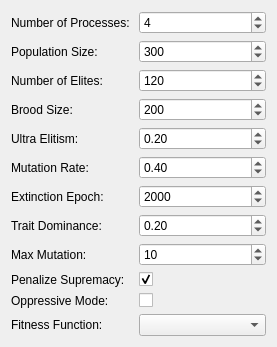
The window that Forms/GeneticSettings.ui (Graveflo/BDO_Enhancement_Tool) describes before a commit, drawn with Qt 5.
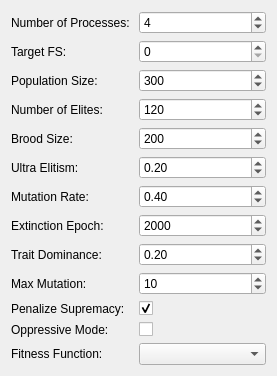
The same window after the commit.

```diff
--- a/Forms/GeneticSettings.ui
+++ b/Forms/GeneticSettings.ui
@@ -7,7 +7,7 @@
     <x>0</x>
     <y>0</y>
     <width>277</width>
-    <height>310</height>
+    <height>336</height>
    </rect>
   </property>
   <property name="sizePolicy">
@@ -20,63 +20,63 @@
    <string>Genetic Algorithm Settings</string>
   </property>
   <layout class="QFormLayout" name="formLayout">
-   <item row="1" column="0">
+   <item row="2" column="0">
     <widget class="QLabel" name="label">
      <property name="text">
       <string>Population Size: </string>
      </property>
     </widget>
    </item>
-   <item row="3" column="0">
+   <item row="4" column="0">
     <widget class="QLabel" name="label_2">
      <property name="text">
       <string>Brood Size: </string>
      </property>
     </widget>
    </item>
-   <item row="4" column="0">
+   <item row="5" column="0">
     <widget class="QLabel" name="label_3">
      <property name="text">
       <string>Ultra Elitism: </string>
      </property>
     </widget>
    </item>
-   <item row="5" column="0">
+   <item row="6" column="0">
     <widget class="QLabel" name="label_4">
      <property name="text">
       <string>Mutation Rate: </string>
      </property>
     </widget>
    </item>
-   <item row="6" column="0">
+   <item row="7" column="0">
     <widget class="QLabel" name="label_5">
      <property name="text">
       <string>Extinction Epoch: </string>
      </property>
     </widget>
    </item>
-   <item row="7" column="0">
+   <item row="8" column="0">
     <widget class="QLabel" name="label_6">
      <property name="text">
       <string>Trait Dominance: </string>
      </property>
     </widget>
    </item>
-   <item row="8" column="0">
+   <item row="9" column="0">
     <widget class="QLabel" name="label_7">
      <property name="text">
       <string>Max Mutation: </string>
      </property>
     </widget>
    </item>
-   <item row="11" column="0">
+   <item row="12" column="0">
     <widget class="QLabel" name="label_8">
      <property name="text">
       <string>Fitness Function: </string>
      </property>
     </widget>
    </item>
-   <item row="1" column="1">
+   <item row="2" column="1">
     <widget class="QSpinBox" name="spinPopulationSize">
      <property name="minimum">
       <number>10</number>
@@ -89,7 +89,7 @@
      </property>
     </widget>
    </item>
-   <item row="3" column="1">
+   <item row="4" column="1">
     <widget class="QSpinBox" name="spinBroodSize">
      <property name="maximum">
       <number>9999999</number>
@@ -99,20 +99,20 @@
      </property>
     </widget>
    </item>
-   <item row="4" column="1">
-    <widget class="QDoubleSpinBox" name="spinUltraElite">
-     <property name="maximum">
-      <double>1.000000000000000</double>
-     </property>
-     <property name="singleStep">
-      <double>0.100000000000000</double>
-     </property>
-     <property name="value">
-      <double>0.200000000000000</double>
-     </property>
-    </widget>
-   </item>
    <item row="5" column="1">
+    <widget class="QDoubleSpinBox" name="spinUltraElite">
+     <property name="maximum">
+      <double>1.000000000000000</double>
+     </property>
+     <property name="singleStep">
+      <double>0.100000000000000</double>
+     </property>
+     <property name="value">
+      <double>0.200000000000000</double>
+     </property>
+    </widget>
+   </item>
+   <item row="6" column="1">
     <widget class="QDoubleSpinBox" name="spinMutationRate">
      <property name="maximum">
       <double>1.000000000000000</double>
@@ -125,7 +125,7 @@
      </property>
     </widget>
    </item>
-   <item row="6" column="1">
+   <item row="7" column="1">
     <widget class="QSpinBox" name="spinExtinctionEpoch">
      <property name="maximum">
       <number>999999999</number>
@@ -135,34 +135,34 @@
      </property>
     </widget>
    </item>
-   <item row="7" column="1">
-    <widget class="QDoubleSpinBox" name="spinTraitDom">
-     <property name="maximum">
-      <double>1.000000000000000</double>
-     </property>
-     <property name="value">
-      <double>0.200000000000000</double>
-     </property>
-    </widget>
-   </item>
    <item row="8" column="1">
+    <widget class="QDoubleSpinBox" name="spinTraitDom">
+     <property name="maximum">
+      <double>1.000000000000000</double>
+     </property>
+     <property name="value">
+      <double>0.200000000000000</double>
+     </property>
+    </widget>
+   </item>
+   <item row="9" column="1">
     <widget class="QSpinBox" name="spinMaxMutation">
      <property name="value">
       <number>10</number>
      </property>
     </widget>
    </item>
-   <item row="11" column="1">
+   <item row="12" column="1">
     <widget class="QComboBox" name="comboFitnessFunction"/>
    </item>
-   <item row="2" column="0">
+   <item row="3" column="0">
     <widget class="QLabel" name="label_9">
      <property name="text">
       <string>Number of Elites: </string>
      </property>
     </widget>
    </item>
-   <item row="2" column="1">
+   <item row="3" column="1">
     <widget class="QSpinBox" name="spinNumElites">
      <property name="maximum">
       <number>999999999</number>
@@ -186,21 +186,21 @@
      </property>
     </widget>
    </item>
-   <item row="9" column="0">
+   <item row="10" column="0">
     <widget class="QLabel" name="label_11">
      <property name="text">
       <string>Penalize Supremacy: </string>
      </property>
     </widget>
    </item>
-   <item row="10" column="0">
+   <item row="11" column="0">
     <widget class="QLabel" name="label_12">
      <property name="text">
       <string>Oppressive Mode: </string>
      </property>
     </widget>
    </item>
-   <item row="9" column="1">
+   <item row="10" column="1">
     <widget class="QCheckBox" name="chkSupremacy">
      <property name="text">
       <string/>
@@ -210,13 +210,23 @@
      </property>
     </widget>
    </item>
-   <item row="10" column="1">
+   <item row="11" column="1">
     <widget class="QCheckBox" name="chkOpress">
      <property name="text">
       <string/>
      </property>
     </widget>
    </item>
+   <item row="1" column="0">
+    <widget class="QLabel" name="label_13">
+     <property name="text">
+      <string>Target FS: </string>
+     </property>
+    </widget>
+   </item>
+   <item row="1" column="1">
+    <widget class="QSpinBox" name="spinFS"/>
+   </item>
   </layout>
  </widget>
  <resources/>
```
